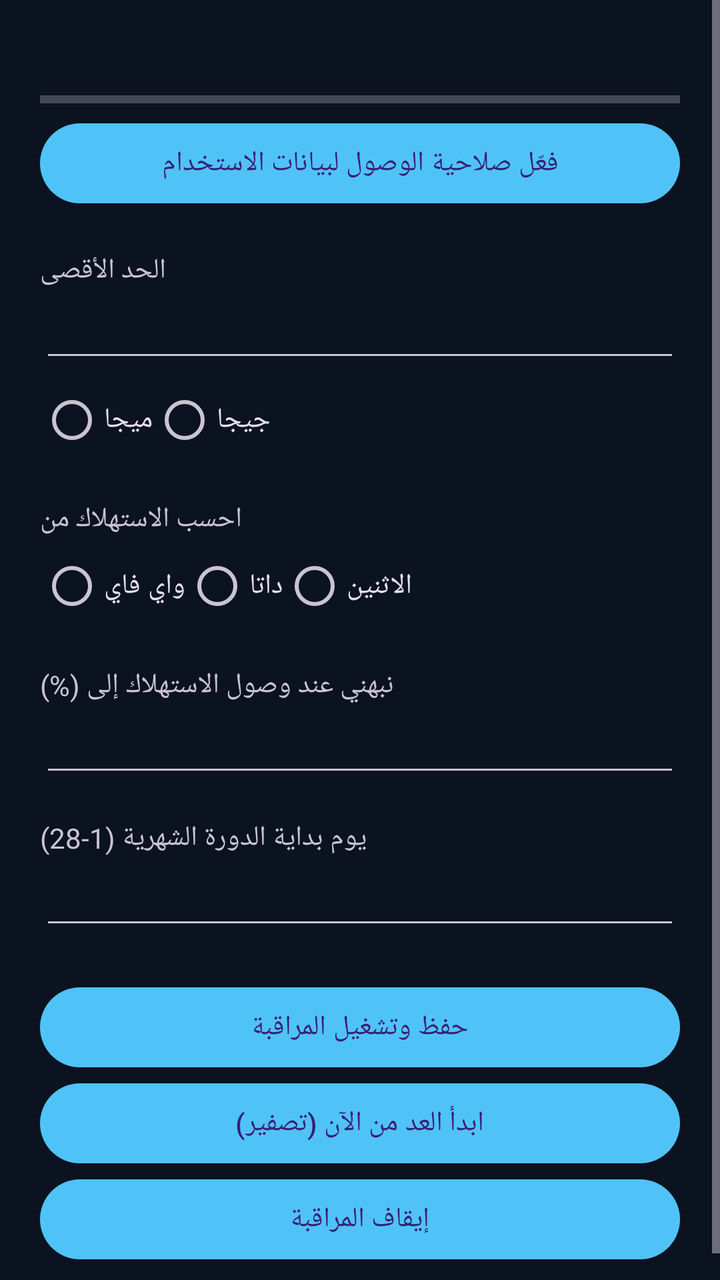
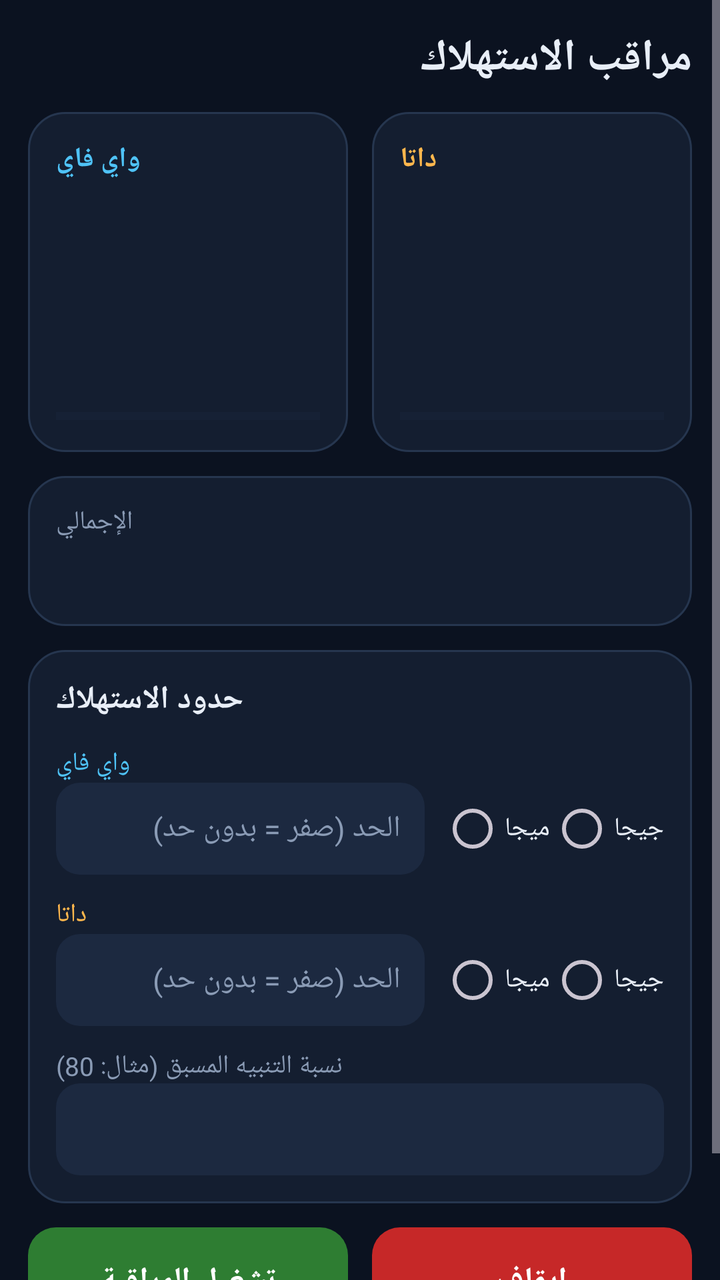

Before-and-after screenshots of an Android layout around one commit, followed by the original layout XML and the change that was made.
<!-- AndroidManifest.xml: application theme Theme.App -->
<!-- res/layout/activity_main.xml -->
<?xml version="1.0" encoding="utf-8"?>
<ScrollView xmlns:android="http://schemas.android.com/apk/res/android"
    android:layout_width="match_parent"
    android:layout_height="match_parent">

    <LinearLayout
        android:layout_width="match_parent"
        android:layout_height="wrap_content"
        android:orientation="vertical"
        android:padding="20dp">

        <TextView
            android:id="@+id/tvStatus"
            android:layout_width="match_parent"
            android:layout_height="wrap_content"
            android:textSize="16sp" />

        <ProgressBar
            android:id="@+id/progress"
            style="?android:attr/progressBarStyleHorizontal"
            android:layout_width="match_parent"
            android:layout_height="wrap_content"
            android:max="100" />

        <Button
            android:id="@+id/btnPerm"
            android:layout_width="match_parent"
            android:layout_height="wrap_content"
            android:text="فعّل صلاحية الوصول لبيانات الاستخدام" />

        <TextView
            android:layout_width="wrap_content"
            android:layout_height="wrap_content"
            android:layout_marginTop="20dp"
            android:text="الحد الأقصى" />

        <EditText
            android:id="@+id/etLimit"
            android:layout_width="match_parent"
            android:layout_height="wrap_content"
            android:inputType="numberDecimal" />

        <RadioGroup
            android:id="@+id/rgUnit"
            android:layout_width="match_parent"
            android:layout_height="wrap_content"
            android:orientation="horizontal">

            <RadioButton
                android:id="@+id/rbMb"
                android:layout_width="wrap_content"
                android:layout_height="wrap_content"
                android:text="ميجا" />

            <RadioButton
                android:id="@+id/rbGb"
                android:layout_width="wrap_content"
                android:layout_height="wrap_content"
                android:text="جيجا" />
        </RadioGroup>

        <TextView
            android:layout_width="wrap_content"
            android:layout_height="wrap_content"
            android:layout_marginTop="16dp"
            android:text="احسب الاستهلاك من" />

        <RadioGroup
            android:id="@+id/rgSrc"
            android:layout_width="match_parent"
            android:layout_height="wrap_content"
            android:orientation="horizontal">

            <RadioButton
                android:id="@+id/rbWifi"
                android:layout_width="wrap_content"
                android:layout_height="wrap_content"
                android:text="واي فاي" />

            <RadioButton
                android:id="@+id/rbMobile"
                android:layout_width="wrap_content"
                android:layout_height="wrap_content"
                android:text="داتا" />

            <RadioButton
                android:id="@+id/rbBoth"
                android:layout_width="wrap_content"
                android:layout_height="wrap_content"
                android:text="الاثنين" />
        </RadioGroup>

        <TextView
            android:layout_width="wrap_content"
            android:layout_height="wrap_content"
            android:layout_marginTop="16dp"
            android:text="نبهني عند وصول الاستهلاك إلى (%)" />

        <EditText
            android:id="@+id/etWarn"
            android:layout_width="match_parent"
            android:layout_height="wrap_content"
            android:inputType="number" />

        <TextView
            android:layout_width="wrap_content"
            android:layout_height="wrap_content"
            android:layout_marginTop="16dp"
            android:text="يوم بداية الدورة الشهرية (1-28)" />

        <EditText
            android:id="@+id/etDay"
            android:layout_width="match_parent"
            android:layout_height="wrap_content"
            android:inputType="number" />

        <Button
            android:id="@+id/btnSave"
            android:layout_width="match_parent"
            android:layout_height="wrap_content"
            android:layout_marginTop="20dp"
            android:text="حفظ وتشغيل المراقبة" />

        <Button
            android:id="@+id/btnRestart"
            android:layout_width="match_parent"
            android:layout_height="wrap_content"
            android:text="ابدأ العد من الآن (تصفير)" />

        <Button
            android:id="@+id/btnStop"
            android:layout_width="match_parent"
            android:layout_height="wrap_content"
            android:text="إيقاف المراقبة" />
    </LinearLayout>
</ScrollView>
<!-- resources referenced by this layout -->
<resources>
  <style name="Theme.App" parent="Theme.Material3.Dark.NoActionBar">
          <item name="colorPrimary">@color/accent</item>
          <item name="android:windowBackground">@color/bg</item>
          <item name="android:statusBarColor">@color/bg</item>
          <item name="android:navigationBarColor">@color/bg</item>
      </style>
  <color name="accent">#4FC3F7</color>
  <color name="bg">#0B1220</color>
</resources>

<!-- the commit's change to res/layout/activity_main.xml (unified diff, before → after) -->
@@ -1,136 +1,364 @@
 <?xml version="1.0" encoding="utf-8"?>
 <ScrollView xmlns:android="http://schemas.android.com/apk/res/android"
     android:layout_width="match_parent"
-    android:layout_height="match_parent">
+    android:layout_height="match_parent"
+    android:background="@color/bg">
 
     <LinearLayout
         android:layout_width="match_parent"
         android:layout_height="wrap_content"
         android:orientation="vertical"
-        android:padding="20dp">
+        android:padding="14dp">
+
+        <LinearLayout
+            android:layout_width="match_parent"
+            android:layout_height="wrap_content"
+            android:layout_marginBottom="12dp"
+            android:gravity="center_vertical"
+            android:orientation="horizontal">
+
+            <TextView
+                android:layout_width="0dp"
+                android:layout_height="wrap_content"
+                android:layout_weight="1"
+                android:text="@string/title_main"
+                android:textColor="@color/text_main"
+                android:textSize="22sp"
+                android:textStyle="bold" />
+
+            <TextView
+                android:id="@+id/tvState"
+                android:layout_width="wrap_content"
+                android:layout_height="wrap_content"
+                android:textSize="14sp"
+                android:textStyle="bold" />
+        </LinearLayout>
+
+        <LinearLayout
+            android:layout_width="match_parent"
+            android:layout_height="wrap_content"
+            android:orientation="horizontal">
+
+            <LinearLayout
+                android:layout_width="0dp"
+                android:layout_height="170dp"
+                android:layout_marginEnd="6dp"
+                android:layout_weight="1"
+                android:background="@drawable/card_bg"
+                android:orientation="vertical"
+                android:padding="14dp">
+
+                <TextView
+                    android:layout_width="wrap_content"
+                    android:layout_height="wrap_content"
+                    android:text="@string/label_wifi"
+                    android:textColor="@color/accent"
+                    android:textSize="14sp"
+                    android:textStyle="bold" />
+
+                <TextView
+                    android:id="@+id/tvWifi"
+                    android:layout_width="wrap_content"
+                    android:layout_height="wrap_content"
+                    android:layout_marginTop="10dp"
+                    android:textColor="@color/text_main"
+                    android:textSize="26sp"
+                    android:textStyle="bold" />
+
+                <TextView
+                    android:id="@+id/tvWifiLimit"
+                    android:layout_width="wrap_content"
+                    android:layout_height="wrap_content"
+                    android:textColor="@color/muted"
+                    android:textSize="13sp" />
+
+                <Space
+                    android:layout_width="match_parent"
+                    android:layout_height="0dp"
+                    android:layout_weight="1" />
+
+                <ProgressBar
+                    android:id="@+id/pbWifi"
+                    style="?android:attr/progressBarStyleHorizontal"
+                    android:layout_width="match_parent"
+                    android:layout_height="8dp"
+                    android:max="100"
+                    android:progressBackgroundTint="@color/card2"
+                    android:progressTint="@color/accent" />
+            </LinearLayout>
+
+            <LinearLayout
+                android:layout_width="0dp"
+                android:layout_height="170dp"
+                android:layout_marginStart="6dp"
+                android:layout_weight="1"
+                android:background="@drawable/card_bg"
+                android:orientation="vertical"
+                android:padding="14dp">
+
+                <TextView
+                    android:layout_width="wrap_content"
+                    android:layout_height="wrap_content"
+                    android:text="@string/label_mobile"
+                    android:textColor="@color/accent2"
+                    android:textSize="14sp"
+                    android:textStyle="bold" />
+
+                <TextView
+                    android:id="@+id/tvMobile"
+                    android:layout_width="wrap_content"
+                    android:layout_height="wrap_content"
+                    android:layout_marginTop="10dp"
+                    android:textColor="@color/text_main"
+                    android:textSize="26sp"
+                    android:textStyle="bold" />
+
+                <TextView
+                    android:id="@+id/tvMobileLimit"
+                    android:layout_width="wrap_content"
+                    android:layout_height="wrap_content"
+                    android:textColor="@color/muted"
+                    android:textSize="13sp" />
+
+                <Space
+                    android:layout_width="match_parent"
+                    android:layout_height="0dp"
+                    android:layout_weight="1" />
+
+                <ProgressBar
+                    android:id="@+id/pbMobile"
+                    style="?android:attr/progressBarStyleHorizontal"
+                    android:layout_width="match_parent"
+                    android:layout_height="8dp"
+                    android:max="100"
+                    android:progressBackgroundTint="@color/card2"
+                    android:progressTint="@color/accent2" />
+            </LinearLayout>
+        </LinearLayout>
+
+        <LinearLayout
+            android:layout_width="match_parent"
+            android:layout_height="wrap_content"
+            android:layout_marginTop="12dp"
+            android:background="@drawable/card_bg"
+            android:orientation="horizontal"
+            android:padding="14dp">
+
+            <LinearLayout
+                android:layout_width="0dp"
+                android:layout_height="wrap_content"
+                android:layout_weight="1"
+                android:orientation="vertical">
+
+                <TextView
+                    android:layout_width="wrap_content"
+                    android:layout_height="wrap_content"
+                    android:text="@string/total_label"
+                    android:textColor="@color/muted"
+                    android:textSize="13sp" />
+
+                <TextView
+                    android:id="@+id/tvTotal"
+                    android:layout_width="wrap_content"
+                    android:layout_height="wrap_content"
+                    android:textColor="@color/text_main"
+                    android:textSize="22sp"
+                    android:textStyle="bold" />
+            </LinearLayout>
+
+            <TextView
+                android:id="@+id/tvSince"
+                android:layout_width="0dp"
+                android:layout_height="wrap_content"
+                android:layout_weight="1"
+                android:gravity="end|center_vertical"
+                android:textColor="@color/muted"
+                android:textSize="13sp" />
+        </LinearLayout>
+
+        <LinearLayout
+            android:layout_width="match_parent"
+            android:layout_height="wrap_content"
+            android:layout_marginTop="12dp"
+            android:background="@drawable/card_bg"
+            android:orientation="vertical"
+            android:padding="14dp">
+
+            <TextView
+                android:layout_width="wrap_content"
+                android:layout_height="wrap_content"
+                android:text="@string/limits_title"
+                android:textColor="@color/text_main"
+                android:textSize="16sp"
+                android:textStyle="bold" />
+
+            <TextView
+                android:layout_width="wrap_content"
+                android:layout_height="wrap_content"
+                android:layout_marginTop="12dp"
+                android:text="@string/label_wifi"
+                android:textColor="@color/accent"
+                android:textSize="13sp" />
+
+            <LinearLayout
+                android:layout_width="match_parent"
+                android:layout_height="wrap_content"
+                android:gravity="center_vertical"
+                android:orientation="horizontal">
+
+                <EditText
+                    android:id="@+id/etWifi"
+                    android:layout_width="0dp"
+                    android:layout_height="46dp"
+                    android:layout_weight="1"
+                    android:background="@drawable/input_bg"
+                    android:hint="@string/hint_limit"
+                    android:inputType="numberDecimal"
+                    android:paddingStart="12dp"
+                    android:paddingEnd="12dp"
+                    android:textColor="@color/text_main"
+                    android:textColorHint="@color/muted"
+                    android:textSize="15sp" />
+
+                <RadioGroup
+                    android:layout_width="wrap_content"
+                    android:layout_height="wrap_content"
+                    android:layout_marginStart="8dp"
+                    android:orientation="horizontal">
+
+                    <RadioButton
+                        android:id="@+id/rbWifiMb"
+                        android:layout_width="wrap_content"
+                        android:layout_height="wrap_content"
+                        android:text="@string/unit_mb"
+                        android:textColor="@color/text_main"
+                        android:textSize="13sp" />
+
+                    <RadioButton
+                        android:id="@+id/rbWifiGb"
+                        android:layout_width="wrap_content"
+                        android:layout_height="wrap_content"
+                        android:text="@string/unit_gb"
+                        android:textColor="@color/text_main"
+                        android:textSize="13sp" />
+                </RadioGroup>
+            </LinearLayout>
+
+            <TextView
+                android:layout_width="wrap_content"
+                android:layout_height="wrap_content"
+                android:layout_marginTop="10dp"
+                android:text="@string/label_mobile"
+                android:textColor="@color/accent2"
+                android:textSize="13sp" />
+
+            <LinearLayout
+                android:layout_width="match_parent"
+                android:layout_height="wrap_content"
+                android:gravity="center_vertical"
+                android:orientation="horizontal">
+
+                <EditText
+                    android:id="@+id/etMobile"
+                    android:layout_width="0dp"
+                    android:layout_height="46dp"
+                    android:layout_weight="1"
+                    android:background="@drawable/input_bg"
+                    android:hint="@string/hint_limit"
+                    android:inputType="numberDecimal"
+                    android:paddingStart="12dp"
+                    android:paddingEnd="12dp"
+                    android:textColor="@color/text_main"
+                    android:textColorHint="@color/muted"
+                    android:textSize="15sp" />
+
+                <RadioGroup
+                    android:layout_width="wrap_content"
+                    android:layout_height="wrap_content"
+                    android:layout_marginStart="8dp"
+                    android:orientation="horizontal">
+
+                    <RadioButton
+                        android:id="@+id/rbMobMb"
+                        android:layout_width="wrap_content"
+                        android:layout_height="wrap_content"
+                        android:text="@string/unit_mb"
+                        android:textColor="@color/text_main"
+                        android:textSize="13sp" />
+
+                    <RadioButton
+                        android:id="@+id/rbMobGb"
+                        android:layout_width="wrap_content"
+                        android:layout_height="wrap_content"
+                        android:text="@string/unit_gb"
+                        android:textColor="@color/text_main"
+                        android:textSize="13sp" />
+                </RadioGroup>
+            </LinearLayout>
+
+            <TextView
+                android:layout_width="wrap_content"
+                android:layout_height="wrap_content"
+                android:layout_marginTop="10dp"
+                android:text="@string/warn_label"
+                android:textColor="@color/muted"
+                android:textSize="13sp" />
+
+            <EditText
+                android:id="@+id/etWarn"
+                android:layout_width="match_parent"
+                android:layout_height="46dp"
+                android:background="@drawable/input_bg"
+                android:inputType="number"
+                android:paddingStart="12dp"
+                android:paddingEnd="12dp"
+                android:textColor="@color/text_main"
+                android:textSize="15sp" />
+        </LinearLayout>
+
+        <LinearLayout
+            android:layout_width="match_parent"
+            android:layout_height="wrap_content"
+            android:layout_marginTop="12dp"
+            android:orientation="horizontal">
+
+            <TextView
+                android:id="@+id/btnStart"
+                android:layout_width="0dp"
+                android:layout_height="54dp"
+                android:layout_marginEnd="6dp"
+                android:layout_weight="1"
+                android:background="@drawable/btn_start"
+                android:clickable="true"
+                android:focusable="true"
+                android:gravity="center"
+                android:text="@string/btn_start"
+                android:textColor="#FFFFFF"
+                android:textSize="16sp"
+                android:textStyle="bold" />
+
+            <TextView
+                android:id="@+id/btnStop"
+                android:layout_width="0dp"
+                android:layout_height="54dp"
+                android:layout_marginStart="6dp"
+                android:layout_weight="1"
+                android:background="@drawable/btn_stop"
+                android:clickable="true"
+                android:focusable="true"
+                android:gravity="center"
+                android:text="@string/btn_stop"
+                android:textColor="#FFFFFF"
+                android:textSize="16sp"
+                android:textStyle="bold" />
+        </LinearLayout>
 
         <TextView
-            android:id="@+id/tvStatus"
-            android:layout_width="match_parent"
-            android:layout_height="wrap_content"
-            android:textSize="16sp" />
-
-        <ProgressBar
-            android:id="@+id/progress"
-            style="?android:attr/progressBarStyleHorizontal"
-            android:layout_width="match_parent"
-            android:layout_height="wrap_content"
-            android:max="100" />
-
-        <Button
-            android:id="@+id/btnPerm"
-            android:layout_width="match_parent"
-            android:layout_height="wrap_content"
-            android:text="فعّل صلاحية الوصول لبيانات الاستخدام" />
-
-        <TextView
-            android:layout_width="wrap_content"
-            android:layout_height="wrap_content"
-            android:layout_marginTop="20dp"
-            android:text="الحد الأقصى" />
-
-        <EditText
-            android:id="@+id/etLimit"
-            android:layout_width="match_parent"
-            android:layout_height="wrap_content"
-            android:inputType="numberDecimal" />
-
-        <RadioGroup
-            android:id="@+id/rgUnit"
-            android:layout_width="match_parent"
-            android:layout_height="wrap_content"
-            android:orientation="horizontal">
-
-            <RadioButton
-                android:id="@+id/rbMb"
-                android:layout_width="wrap_content"
-                android:layout_height="wrap_content"
-                android:text="ميجا" />
-
-            <RadioButton
-                android:id="@+id/rbGb"
-                android:layout_width="wrap_content"
-                android:layout_height="wrap_content"
-                android:text="جيجا" />
-        </RadioGroup>
-
-        <TextView
-            android:layout_width="wrap_content"
-            android:layout_height="wrap_content"
-            android:layout_marginTop="16dp"
-            android:text="احسب الاستهلاك من" />
-
-        <RadioGroup
-            android:id="@+id/rgSrc"
-            android:layout_width="match_parent"
-            android:layout_height="wrap_content"
-            android:orientation="horizontal">
-
-            <RadioButton
-                android:id="@+id/rbWifi"
-                android:layout_width="wrap_content"
-                android:layout_height="wrap_content"
-                android:text="واي فاي" />
-
-            <RadioButton
-                android:id="@+id/rbMobile"
-                android:layout_width="wrap_content"
-                android:layout_height="wrap_content"
-                android:text="داتا" />
-
-            <RadioButton
-                android:id="@+id/rbBoth"
-                android:layout_width="wrap_content"
-                android:layout_height="wrap_content"
-                android:text="الاثنين" />
-        </RadioGroup>
-
-        <TextView
-            android:layout_width="wrap_content"
-            android:layout_height="wrap_content"
-            android:layout_marginTop="16dp"
-            android:text="نبهني عند وصول الاستهلاك إلى (%)" />
-
-        <EditText
-            android:id="@+id/etWarn"
-            android:layout_width="match_parent"
-            android:layout_height="wrap_content"
-            android:inputType="number" />
-
-        <TextView
-            android:layout_width="wrap_content"
-            android:layout_height="wrap_content"
-            android:layout_marginTop="16dp"
-            android:text="يوم بداية الدورة الشهرية (1-28)" />
-
-        <EditText
-            android:id="@+id/etDay"
-            android:layout_width="match_parent"
-            android:layout_height="wrap_content"
-            android:inputType="number" />
-
-        <Button
-            android:id="@+id/btnSave"
-            android:layout_width="match_parent"
-            android:layout_height="wrap_content"
-            android:layout_marginTop="20dp"
-            android:text="حفظ وتشغيل المراقبة" />
-
-        <Button
-            android:id="@+id/btnRestart"
-            android:layout_width="match_parent"
-            android:layout_height="wrap_content"
-            android:text="ابدأ العد من الآن (تصفير)" />
-
-        <Button
-            android:id="@+id/btnStop"
-            android:layout_width="match_parent"
-            android:layout_height="wrap_content"
-            android:text="إيقاف المراقبة" />
+            android:layout_width="match_parent"
+            android:layout_height="wrap_content"
+            android:layout_marginTop="12dp"
+            android:text="@string/note_text"
+            android:textColor="@color/muted"
+            android:textSize="12sp" />
     </LinearLayout>
 </ScrollView>
<!-- resource entries referenced after the edit -->
@@ -6,7 +6,56 @@
           <item name="android:statusBarColor">@color/bg</item>
           <item name="android:navigationBarColor">@color/bg</item>
       </style>
+  <color name="green">#2E7D32</color>
+  <color name="red">#C62828</color>
+  <color name="card">#141E30</color>
+  <color name="stroke">#26364F</color>
   <color name="accent">#4FC3F7</color>
+  <color name="accent2">#FFB74D</color>
   <color name="bg">#0B1220</color>
+  <color name="card2">#1C2940</color>
+  <color name="muted">#8A9BB5</color>
+  <color name="text_main">#E8EEF7</color>
+  <!-- drawable btn_start (drawable) -->
+  <?xml version="1.0" encoding="utf-8"?>
+  <shape xmlns:android="http://schemas.android.com/apk/res/android"
+      android:shape="rectangle">
+      <solid android:color="@color/green" />
+      <corners android:radius="14dp" />
+  </shape>
+  <!-- drawable btn_stop (drawable) -->
+  <?xml version="1.0" encoding="utf-8"?>
+  <shape xmlns:android="http://schemas.android.com/apk/res/android"
+      android:shape="rectangle">
+      <solid android:color="@color/red" />
+      <corners android:radius="14dp" />
+  </shape>
+  <!-- drawable card_bg (drawable) -->
+  <?xml version="1.0" encoding="utf-8"?>
+  <shape xmlns:android="http://schemas.android.com/apk/res/android"
+      android:shape="rectangle">
+      <solid android:color="@color/card" />
+      <corners android:radius="18dp" />
+      <stroke android:width="1dp" android:color="@color/stroke" />
+  </shape>
+  <!-- drawable input_bg (drawable) -->
+  <?xml version="1.0" encoding="utf-8"?>
+  <shape xmlns:android="http://schemas.android.com/apk/res/android"
+      android:shape="rectangle">
+      <solid android:color="@color/card2" />
+      <corners android:radius="12dp" />
+  </shape>
+  <string name="btn_start">تشغيل المراقبة</string>
+  <string name="btn_stop">إيقاف</string>
+  <string name="hint_limit">الحد (صفر = بدون حد)</string>
+  <string name="label_mobile">داتا</string>
+  <string name="label_wifi">واي فاي</string>
+  <string name="limits_title">حدود الاستهلاك</string>
+  <string name="note_text">العد يبدأ لحظة الضغط على تشغيل المراقبة، ويعتمد على عدادات الجهاز نفسه.</string>
+  <string name="title_main">مراقب الاستهلاك</string>
+  <string name="total_label">الإجمالي</string>
+  <string name="unit_gb">جيجا</string>
+  <string name="unit_mb">ميجا</string>
+  <string name="warn_label">نسبة التنبيه المسبق (مثال: 80)</string>
 </resources>
 
